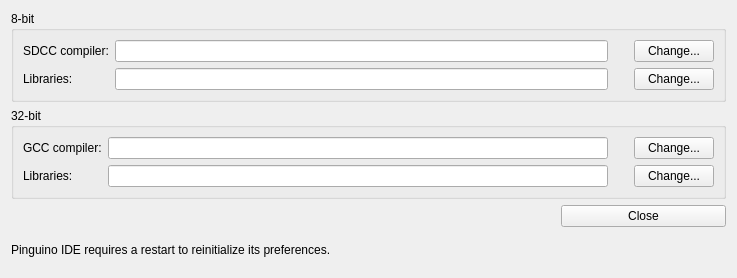
Old version of the form qtgui/frames/paths.ui in the repository PinguinoIDE/pinguino-ide.
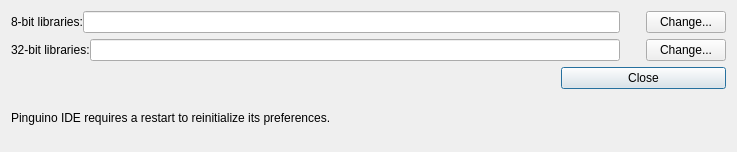
New version of the form. Icons and pictures are not drawn.

Commit message: Update "System paths" dialog.

```diff
--- a/qtgui/frames/paths.ui
+++ b/qtgui/frames/paths.ui
@@ -7,208 +7,14 @@
     <x>0</x>
     <y>0</y>
     <width>737</width>
-    <height>278</height>
+    <height>152</height>
    </rect>
   </property>
   <property name="windowTitle">
    <string>Paths</string>
   </property>
   <layout class="QGridLayout" name="gridLayout_5">
-   <item row="0" column="0">
-    <widget class="QGroupBox" name="groupBox">
-     <property name="title">
-      <string>8-bit</string>
-     </property>
-     <layout class="QGridLayout" name="gridLayout">
-      <item row="0" column="0">
-       <widget class="QLabel" name="label_3">
-        <property name="text">
-         <string>SDCC compiler:</string>
-        </property>
-       </widget>
-      </item>
-      <item row="0" column="1">
-       <layout class="QHBoxLayout" name="horizontalLayout">
-        <property name="spacing">
-         <number>0</number>
-        </property>
-        <item>
-         <widget class="QLineEdit" name="lineEdit_sdcc_bin"/>
-        </item>
-        <item>
-         <widget class="QPushButton" name="pushButton_clear_sdcc_bin">
-          <property name="maximumSize">
-           <size>
-            <width>26</width>
-            <height>16777215</height>
-           </size>
-          </property>
-          <property name="text">
-           <string/>
-          </property>
-          <property name="icon">
-           <iconset resource="../resources/resources.qrc">
-            <normaloff>:/icons/icons/clear.png</normaloff>:/icons/icons/clear.png</iconset>
-          </property>
-          <property name="flat">
-           <bool>true</bool>
-          </property>
-         </widget>
-        </item>
-        <item>
-         <widget class="QPushButton" name="pushButton_sdcc_bin">
-          <property name="text">
-           <string>Change...</string>
-          </property>
-         </widget>
-        </item>
-       </layout>
-      </item>
-      <item row="1" column="0">
-       <widget class="QLabel" name="label_6">
-        <property name="text">
-         <string>Libraries:</string>
-        </property>
-       </widget>
-      </item>
-      <item row="1" column="1">
-       <layout class="QHBoxLayout" name="horizontalLayout_3">
-        <property name="spacing">
-         <number>0</number>
-        </property>
-        <item>
-         <widget class="QLineEdit" name="lineEdit_pinguino_8_libs"/>
-        </item>
-        <item>
-         <widget class="QPushButton" name="pushButton_clear_8_libs">
-          <property name="maximumSize">
-           <size>
-            <width>26</width>
-            <height>16777215</height>
-           </size>
-          </property>
-          <property name="text">
-           <string/>
-          </property>
-          <property name="icon">
-           <iconset resource="../resources/resources.qrc">
-            <normaloff>:/icons/icons/clear.png</normaloff>:/icons/icons/clear.png</iconset>
-          </property>
-          <property name="flat">
-           <bool>true</bool>
-          </property>
-         </widget>
-        </item>
-        <item>
-         <widget class="QPushButton" name="pushButton_pinguino_8_libs">
-          <property name="text">
-           <string>Change...</string>
-          </property>
-         </widget>
-        </item>
-       </layout>
-      </item>
-     </layout>
-    </widget>
-   </item>
-   <item row="1" column="0">
-    <widget class="QGroupBox" name="groupBox_2">
-     <property name="title">
-      <string>32-bit</string>
-     </property>
-     <layout class="QGridLayout" name="gridLayout_2">
-      <item row="0" column="0">
-       <widget class="QLabel" name="label_4">
-        <property name="text">
-         <string>GCC compiler:</string>
-        </property>
-       </widget>
-      </item>
-      <item row="0" column="1">
-       <layout class="QHBoxLayout" name="horizontalLayout_4">
-        <property name="spacing">
-         <number>0</number>
-        </property>
-        <item>
-         <widget class="QLineEdit" name="lineEdit_gcc_bin"/>
-        </item>
-        <item>
-         <widget class="QPushButton" name="pushButton_clear_gcc_bin">
-          <property name="maximumSize">
-           <size>
-            <width>26</width>
-            <height>16777215</height>
-           </size>
-          </property>
-          <property name="text">
-           <string/>
-          </property>
-          <property name="icon">
-           <iconset resource="../resources/resources.qrc">
-            <normaloff>:/icons/icons/clear.png</normaloff>:/icons/icons/clear.png</iconset>
-          </property>
-          <property name="flat">
-           <bool>true</bool>
-          </property>
-         </widget>
-        </item>
-        <item>
-         <widget class="QPushButton" name="pushButton_gcc_bin">
-          <property name="text">
-           <string>Change...</string>
-          </property>
-         </widget>
-        </item>
-       </layout>
-      </item>
-      <item row="1" column="0">
-       <widget class="QLabel" name="label_8">
-        <property name="text">
-         <string>Libraries:</string>
-        </property>
-       </widget>
-      </item>
-      <item row="1" column="1">
-       <layout class="QHBoxLayout" name="horizontalLayout_5">
-        <property name="spacing">
-         <number>0</number>
-        </property>
-        <item>
-         <widget class="QLineEdit" name="lineEdit_pinguino_32_libs"/>
-        </item>
-        <item>
-         <widget class="QPushButton" name="pushButton_clear_32_libs">
-          <property name="maximumSize">
-           <size>
-            <width>26</width>
-            <height>16777215</height>
-           </size>
-          </property>
-          <property name="text">
-           <string/>
-          </property>
-          <property name="icon">
-           <iconset resource="../resources/resources.qrc">
-            <normaloff>:/icons/icons/clear.png</normaloff>:/icons/icons/clear.png</iconset>
-          </property>
-          <property name="flat">
-           <bool>true</bool>
-          </property>
-         </widget>
-        </item>
-        <item>
-         <widget class="QPushButton" name="pushButton_pinguino_32_libs">
-          <property name="text">
-           <string>Change...</string>
-          </property>
-         </widget>
-        </item>
-       </layout>
-      </item>
-     </layout>
-    </widget>
-   </item>
-   <item row="2" column="0">
+   <item row="3" column="0">
     <layout class="QHBoxLayout" name="horizontalLayout_2">
      <item>
       <spacer name="horizontalSpacer_2">
@@ -238,13 +44,101 @@
      </item>
     </layout>
    </item>
-   <item row="3" column="0">
+   <item row="4" column="0">
     <widget class="QLabel" name="label">
      <property name="text">
       <string>&lt;html&gt;&lt;head/&gt;&lt;body&gt;&lt;p&gt;Pinguino IDE requires a restart to reinitialize its preferences.&lt;/p&gt;&lt;/body&gt;&lt;/html&gt;</string>
      </property>
     </widget>
    </item>
+   <item row="0" column="0">
+    <layout class="QHBoxLayout" name="horizontalLayout_3">
+     <property name="spacing">
+      <number>0</number>
+     </property>
+     <item>
+      <widget class="QLabel" name="label_6">
+       <property name="text">
+        <string>8-bit libraries:</string>
+       </property>
+      </widget>
+     </item>
+     <item>
+      <widget class="QLineEdit" name="lineEdit_pinguino_8_libs"/>
+     </item>
+     <item>
+      <widget class="QPushButton" name="pushButton_clear_8_libs">
+       <property name="maximumSize">
+        <size>
+         <width>26</width>
+         <height>16777215</height>
+        </size>
+       </property>
+       <property name="text">
+        <string/>
+       </property>
+       <property name="icon">
+        <iconset resource="../resources/resources.qrc">
+         <normaloff>:/icons/icons/clear.png</normaloff>:/icons/icons/clear.png</iconset>
+       </property>
+       <property name="flat">
+        <bool>true</bool>
+       </property>
+      </widget>
+     </item>
+     <item>
+      <widget class="QPushButton" name="pushButton_pinguino_8_libs">
+       <property name="text">
+        <string>Change...</string>
+       </property>
+      </widget>
+     </item>
+    </layout>
+   </item>
+   <item row="1" column="0">
+    <layout class="QHBoxLayout" name="horizontalLayout_5">
+     <property name="spacing">
+      <number>0</number>
+     </property>
+     <item>
+      <widget class="QLabel" name="label_8">
+       <property name="text">
+        <string>32-bit libraries:</string>
+       </property>
+      </widget>
+     </item>
+     <item>
+      <widget class="QLineEdit" name="lineEdit_pinguino_32_libs"/>
+     </item>
+     <item>
+      <widget class="QPushButton" name="pushButton_clear_32_libs">
+       <property name="maximumSize">
+        <size>
+         <width>26</width>
+         <height>16777215</height>
+        </size>
+       </property>
+       <property name="text">
+        <string/>
+       </property>
+       <property name="icon">
+        <iconset resource="../resources/resources.qrc">
+         <normaloff>:/icons/icons/clear.png</normaloff>:/icons/icons/clear.png</iconset>
+       </property>
+       <property name="flat">
+        <bool>true</bool>
+       </property>
+      </widget>
+     </item>
+     <item>
+      <widget class="QPushButton" name="pushButton_pinguino_32_libs">
+       <property name="text">
+        <string>Change...</string>
+       </property>
+      </widget>
+     </item>
+    </layout>
+   </item>
   </layout>
  </widget>
  <resources>
```
The commit also changes 30 other files.
